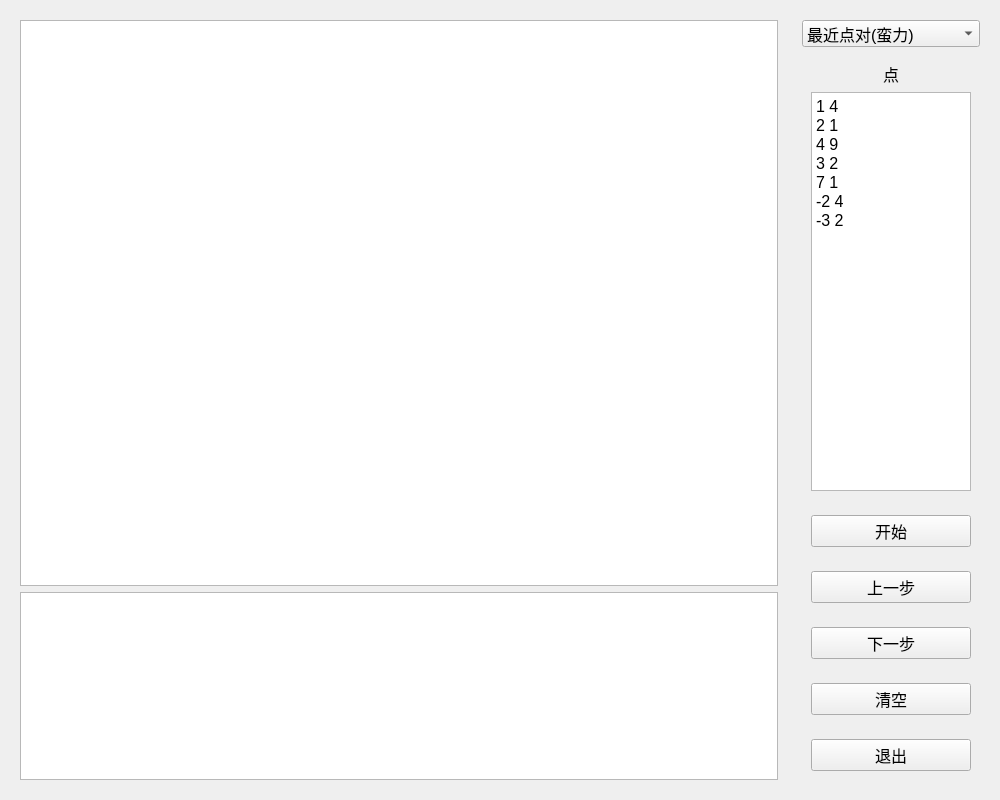
Old version of the form ui/ui.ui in the repository 0zero000zero0/GZU_algorithm_final_tasks.
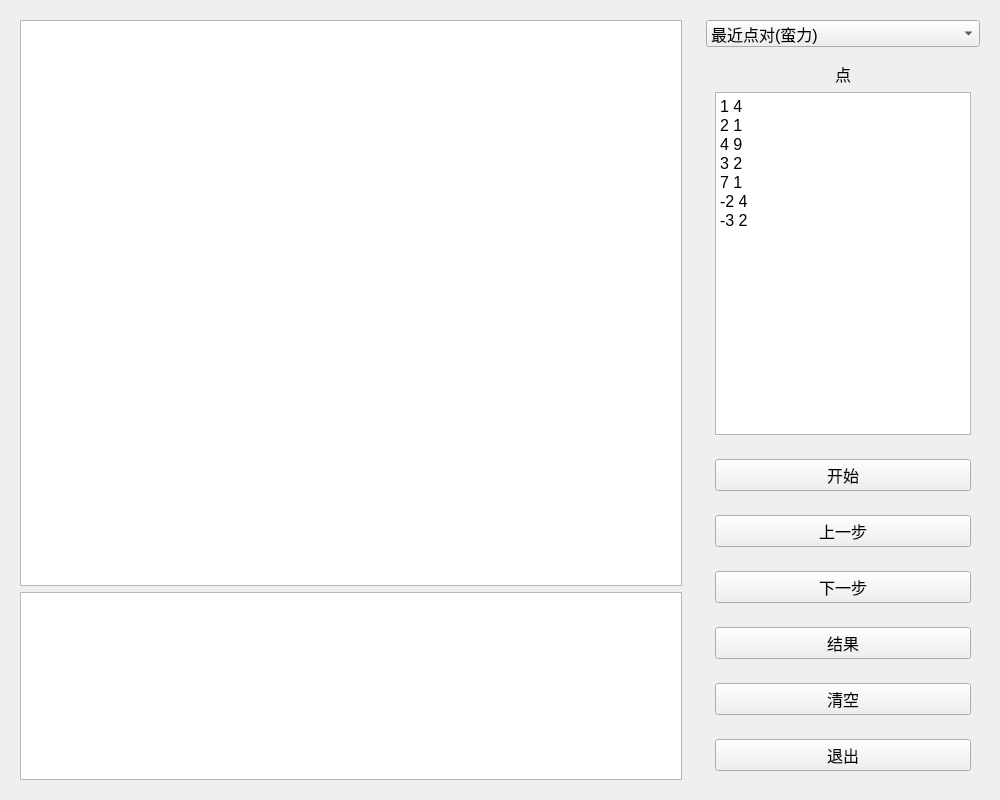
New version of the form.

Diff of the .ui file:
```diff
--- a/ui/ui.ui
+++ b/ui/ui.ui
@@ -18,7 +18,7 @@
   <property name="windowTitle">
    <string>Form</string>
   </property>
-  <layout class="QHBoxLayout" name="horizontalLayout" stretch="4,1">
+  <layout class="QHBoxLayout" name="horizontalLayout" stretch="4,0">
    <item>
     <widget class="QWidget" name="widget_7" native="true">
      <layout class="QVBoxLayout" name="verticalLayout_8" stretch="3,1">
@@ -51,7 +51,7 @@
    </item>
    <item>
     <widget class="QWidget" name="options" native="true">
-     <layout class="QVBoxLayout" name="verticalLayout_7">
+     <layout class="QVBoxLayout" name="verticalLayout_10">
       <item>
        <widget class="QComboBox" name="chooses">
         <item>
@@ -71,7 +71,7 @@
         </item>
         <item>
          <property name="text">
-          <string>凸包(Graham's scan)</string>
+          <string>凸包(分治法)</string>
          </property>
         </item>
        </widget>
@@ -173,6 +173,24 @@
         </layout>
        </widget>
       </item>
+      <item>
+       <widget class="QWidget" name="toend" native="true">
+        <layout class="QVBoxLayout" name="verticalLayout_9">
+         <item>
+          <widget class="QPushButton" name="start_3">
+           <property name="font">
+            <font>
+             <pointsize>12</pointsize>
+            </font>
+           </property>
+           <property name="text">
+            <string>结果</string>
+           </property>
+          </widget>
+         </item>
+        </layout>
+       </widget>
+      </item>
       <item>
        <widget class="QWidget" name="widget_6" native="true">
         <layout class="QVBoxLayout" name="verticalLayout_6">
```
